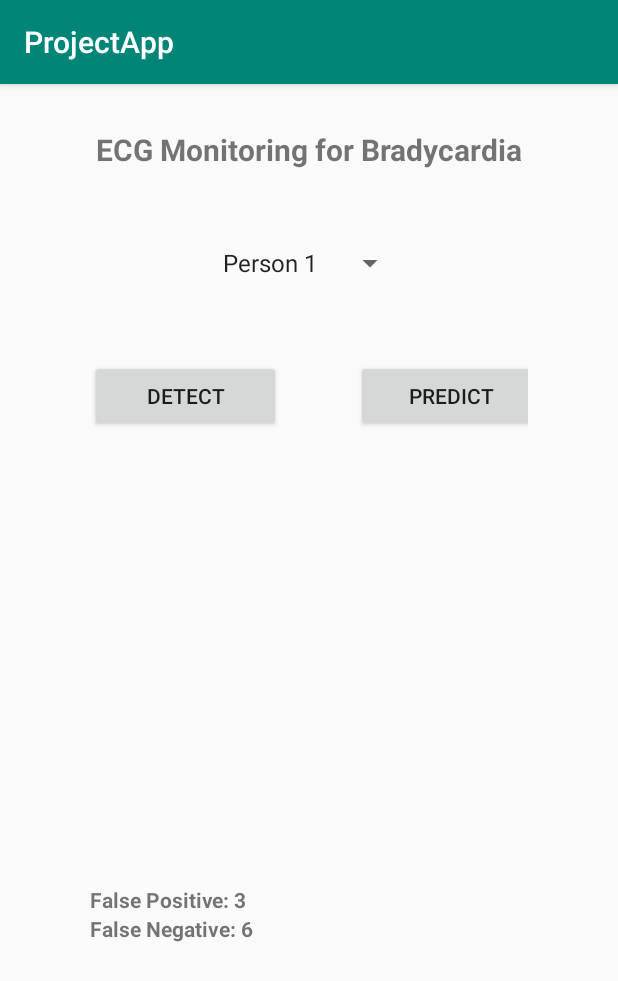
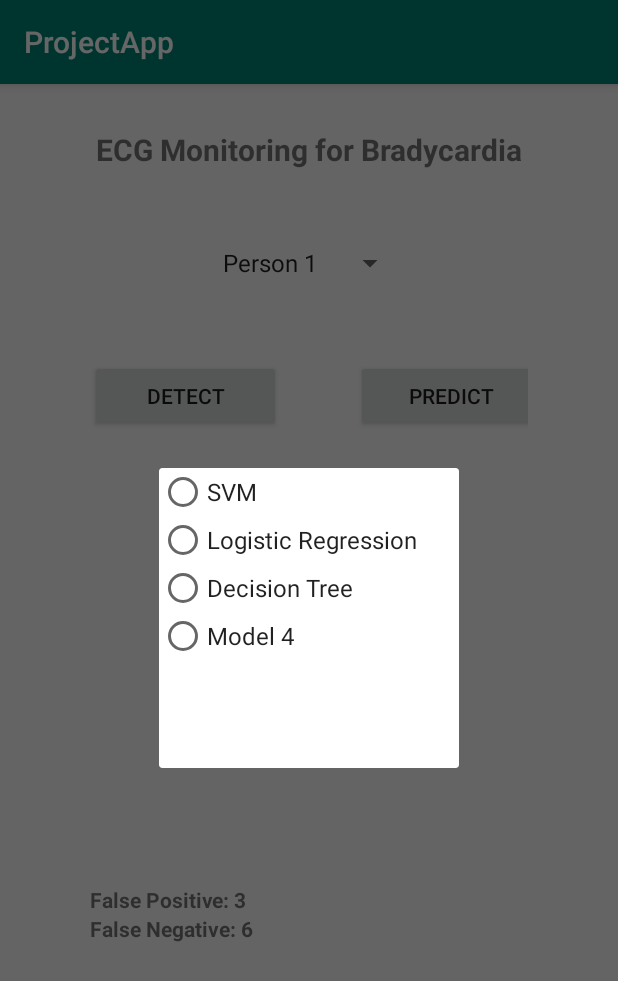
Before and after one commit to sanu11/MCProject, an Android app: the screen it shows after launch (MainActivity), after a tap on "PREDICT", on a phone screen of 412 x 824 dp. Shown: the top 981 px of the screen. Run offline under Robolectric (Android 15) with nearby library versions, the phone set to English and light mode, and no system bars; libraries missing offline, so code that uses them is left out: com.jjoe64.graphview, weka.classifiers, weka.core; plain views replace GraphView; 8 statements that could not run were skipped; 1 other tap on this screen came first.

Commit message:
UI update for model selection - added Dialog

```diff
--- a/AndroidCode/app/src/main/java/com/example/projectapp/MainActivity.java
+++ b/AndroidCode/app/src/main/java/com/example/projectapp/MainActivity.java
@@ -1,14 +1,19 @@
 package com.example.projectapp;
 
 import android.annotation.SuppressLint;
+import android.app.Dialog;
 import android.graphics.Color;
+import android.support.v7.app.AlertDialog;
 import android.support.v7.app.AppCompatActivity;
 import android.os.Bundle;
 import android.util.Log;
 import android.view.View;
+import android.view.Window;
 import android.widget.AdapterView;
 import android.widget.ArrayAdapter;
 import android.widget.Button;
+import android.widget.RadioButton;
+import android.widget.RadioGroup;
 import android.widget.Spinner;
 import android.widget.TextView;
 import android.widget.Toast;
@@ -34,6 +39,7 @@ public class MainActivity extends AppCompatActivity {
 
     private Classifier SVM = null;
     private PerformanceEvaluator evaluator = new PerformanceEvaluator();
+    private String modelSelected = "";
 
     @Override
     protected void onCreate(Bundle savedInstanceState) {
@@ -87,10 +93,48 @@ public class MainActivity extends AppCompatActivity {
             public void onClick(View view) {
                 Log.d("predictButton", "predictButtonClick Handler called");
                 try {
+                    openDialog();
                     onPredictButtonClickHandler();
                 } catch (IOException e) {
                     e.printStackTrace();
                 }
+            }
+        });
+
+    }
+
+    public void openDialog()    {
+        final Dialog modelMenuDialog = new Dialog(this);
+        modelMenuDialog.setTitle("Select Model");
+        modelMenuDialog.setContentView(R.layout.model_menu);
+        List<String> optionList = new ArrayList<>();
+        optionList.add("SVM");
+        optionList.add("Logistic Regression");
+        optionList.add("Decision Tree");
+        optionList.add("Model 4");  //TODO: rename Model 4
+        RadioGroup radioGroup = (RadioGroup) modelMenuDialog.findViewById(R.id.radio_group);
+
+        for(int i=0;i<optionList.size();i++){
+            RadioButton radioButton = new RadioButton(this); // dynamically creating RadioButton and adding to RadioGroup.
+            radioButton.setText(optionList.get(i));
+            radioButton.setTextSize(20.0f);
+            radioButton.setTextAppearance(R.style.TextAppearance_AppCompat_Light_Widget_PopupMenu_Large);
+            radioGroup.addView(radioButton);
+        }
+
+        modelMenuDialog.show();
+        radioGroup.setOnCheckedChangeListener(new RadioGroup.OnCheckedChangeListener() {
+            @Override
+            public void onCheckedChanged(RadioGroup rg, int i) {
+                int childCount = rg.getChildCount();
+                for(int x=0; x<childCount; x++)   {
+                    RadioButton rb = (RadioButton) rg.getChildAt(x);
+                    if(rb.getId() == i) {
+                        modelSelected = rb.getText().toString();
+                        Log.d("radioGroupSelection","" + rb.getText().toString());
+                    }
+                }
+                modelMenuDialog.dismiss();
             }
         });
 
--- a/AndroidCode/app/src/main/res/layout/activity_main.xml
+++ b/AndroidCode/app/src/main/res/layout/activity_main.xml
@@ -90,6 +90,4 @@
     </RelativeLayout>
 
 
-
-
 </android.widget.RelativeLayout>
--- /dev/null
+++ b/AndroidCode/app/src/main/res/layout/model_menu.xml
@@ -0,0 +1,14 @@
+<?xml version="1.0" encoding="utf-8"?>
+<LinearLayout
+    xmlns:android="http://schemas.android.com/apk/res/android" android:layout_width="match_parent"
+    android:layout_height="match_parent">
+
+    <RadioGroup
+        android:id="@+id/radio_group"
+        android:layout_width="200dp"
+        android:layout_height="200dp"
+        android:layout_gravity="center_vertical"
+        android:orientation="vertical">
+    </RadioGroup>
+
+</LinearLayout>
```
